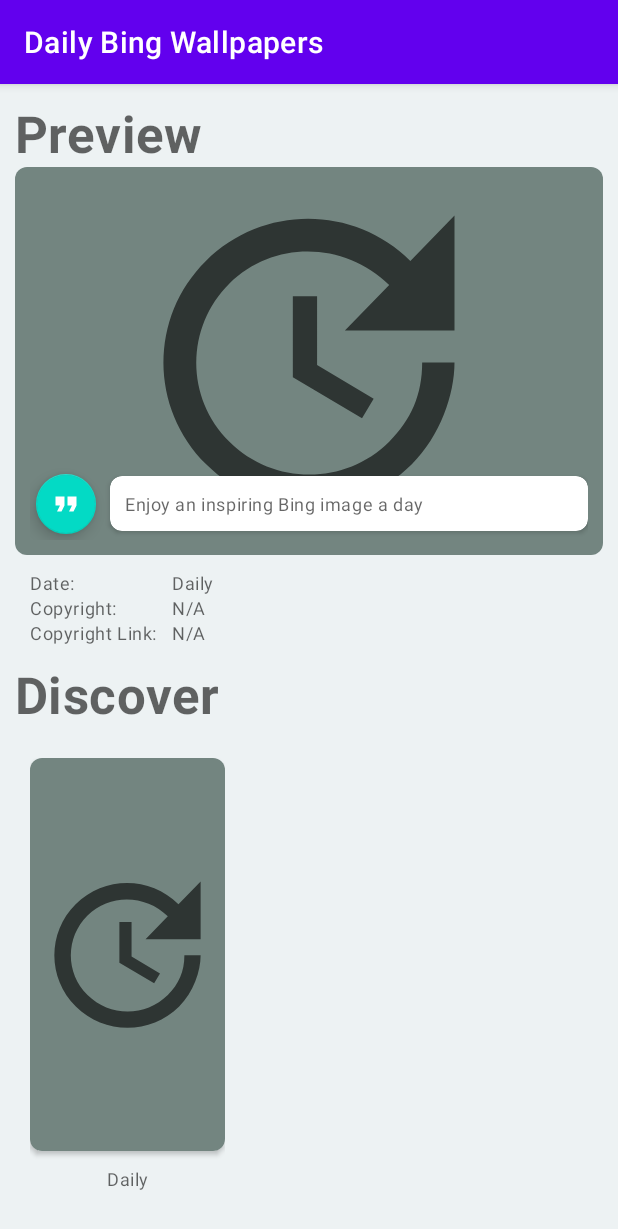
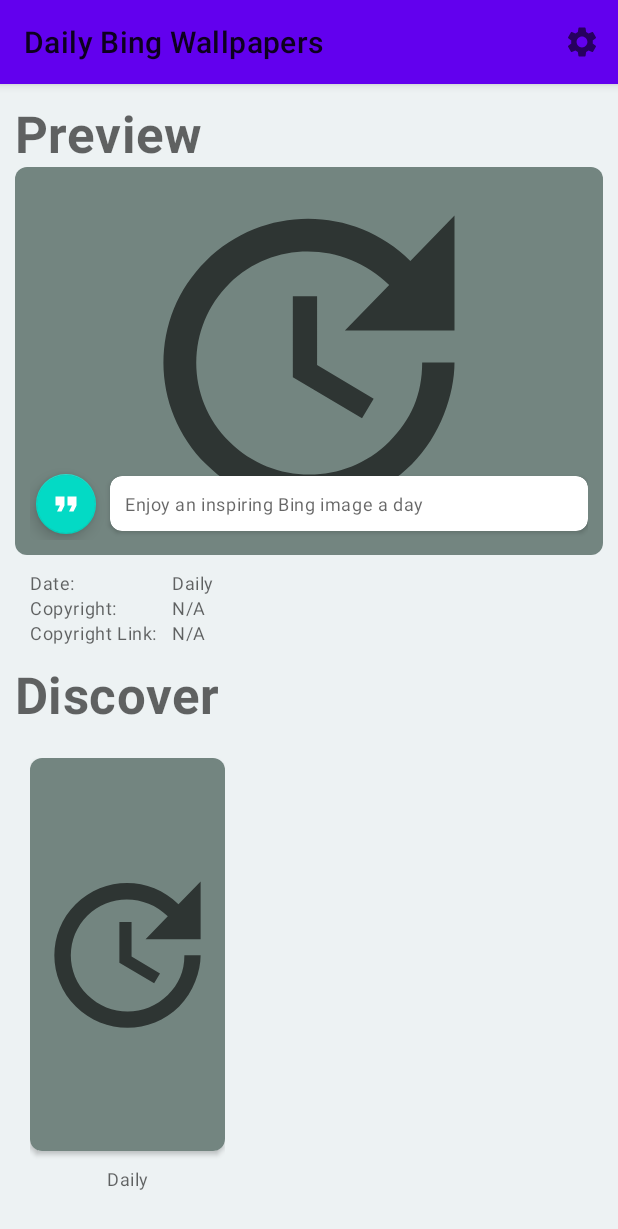
Before and after one commit to vyangit/Daily-Bing-Wallpapers, an Android app: the screen it shows after launch (MainActivity), after a tap on an icon or button, on a phone screen of 412 x 824 dp. Shown: the top 1229 px of the screen. Run offline under Robolectric (Android 15) with nearby library versions, the phone set to English and light mode, and no system bars; our stand-ins replace Room's generated code; pictures from the network do not load.

Commit message:
Added Settings activity placeholder.

```diff
--- a/app/build.gradle
+++ b/app/build.gradle
@@ -41,6 +41,7 @@ dependencies {
     implementation 'com.google.android.material:material:1.2.1'
     implementation 'androidx.constraintlayout:constraintlayout:2.0.2'
     implementation 'androidx.lifecycle:lifecycle-extensions:2.2.0'
+    implementation 'androidx.preference:preference:1.1.1'
 
     // Android room database
     def room_version = "2.2.5"
--- a/app/src/main/java/com/example/dailybingwallpapers/app/activities/MainActivity.kt
+++ b/app/src/main/java/com/example/dailybingwallpapers/app/activities/MainActivity.kt
@@ -8,14 +8,13 @@ import android.content.SharedPreferences
 import android.content.pm.PackageManager
 import android.net.Uri
 import android.os.Bundle
-import android.view.ContextMenu
-import android.view.MenuInflater
-import android.view.View
+import android.view.*
 import android.widget.ImageView
 import android.widget.RelativeLayout
 import androidx.appcompat.app.AlertDialog
 import androidx.appcompat.app.AppCompatActivity
 import androidx.appcompat.widget.PopupMenu
+import androidx.appcompat.widget.Toolbar
 import androidx.core.content.ContextCompat
 import androidx.core.content.edit
 import androidx.lifecycle.ViewModelProvider
@@ -69,6 +68,8 @@ class MainActivity : AppCompatActivity(),
         ).apply {
             action = ACTION_APP_REFRESH_BACKGROUND
         }
+
+        setSupportActionBar(findViewById<Toolbar>(R.id.activity_main_toolbar))
     }
 
     override fun onResume() {
@@ -79,6 +80,21 @@ class MainActivity : AppCompatActivity(),
 
             sendBroadcast(refreshIntent)
         }
+    }
+
+    override fun onCreateOptionsMenu(menu: Menu?): Boolean {
+        menuInflater.inflate(R.menu.menu_app_bar, menu)
+        return true
+    }
+
+    override fun onOptionsItemSelected(item: MenuItem): Boolean {
+        when (item.itemId) {
+            R.id.menu_app_bar_settings -> {
+                startActivity(Intent(this, SettingsActivity::class.java))
+            }
+        }
+
+        return true
     }
 
     override fun onCreateContextMenu(
--- /dev/null
+++ b/app/src/main/res/drawable/ic_baseline_settings_24.xml
@@ -0,0 +1,10 @@
+<vector xmlns:android="http://schemas.android.com/apk/res/android"
+    android:width="24dp"
+    android:height="24dp"
+    android:tint="?attr/colorControlNormal"
+    android:viewportWidth="24"
+    android:viewportHeight="24">
+    <path
+        android:fillColor="@android:color/white"
+        android:pathData="M19.14,12.94c0.04,-0.3 0.06,-0.61 0.06,-0.94c0,-0.32 -0.02,-0.64 -0.07,-0.94l2.03,-1.58c0.18,-0.14 0.23,-0.41 0.12,-0.61l-1.92,-3.32c-0.12,-0.22 -0.37,-0.29 -0.59,-0.22l-2.39,0.96c-0.5,-0.38 -1.03,-0.7 -1.62,-0.94L14.4,2.81c-0.04,-0.24 -0.24,-0.41 -0.48,-0.41h-3.84c-0.24,0 -0.43,0.17 -0.47,0.41L9.25,5.35C8.66,5.59 8.12,5.92 7.63,6.29L5.24,5.33c-0.22,-0.08 -0.47,0 -0.59,0.22L2.74,8.87C2.62,9.08 2.66,9.34 2.86,9.48l2.03,1.58C4.84,11.36 4.8,11.69 4.8,12s0.02,0.64 0.07,0.94l-2.03,1.58c-0.18,0.14 -0.23,0.41 -0.12,0.61l1.92,3.32c0.12,0.22 0.37,0.29 0.59,0.22l2.39,-0.96c0.5,0.38 1.03,0.7 1.62,0.94l0.36,2.54c0.05,0.24 0.24,0.41 0.48,0.41h3.84c0.24,0 0.44,-0.17 0.47,-0.41l0.36,-2.54c0.59,-0.24 1.13,-0.56 1.62,-0.94l2.39,0.96c0.22,0.08 0.47,0 0.59,-0.22l1.92,-3.32c0.12,-0.22 0.07,-0.47 -0.12,-0.61L19.14,12.94zM12,15.6c-1.98,0 -3.6,-1.62 -3.6,-3.6s1.62,-3.6 3.6,-3.6s3.6,1.62 3.6,3.6S13.98,15.6 12,15.6z" />
+</vector>
--- a/app/src/main/res/layout/activity_main.xml
+++ b/app/src/main/res/layout/activity_main.xml
@@ -1,14 +1,31 @@
 <?xml version="1.0" encoding="utf-8"?>
-<LinearLayout
+<androidx.constraintlayout.widget.ConstraintLayout android:id="@+id/activity_main"
     xmlns:android="http://schemas.android.com/apk/res/android"
     xmlns:app="http://schemas.android.com/apk/res-auto"
     xmlns:tools="http://schemas.android.com/tools"
     tools:context=".app.activities.MainActivity"
-    android:id="@+id/activity_main"
     android:layout_width="match_parent"
-    android:layout_height="match_parent"
+    android:layout_height="match_parent">
+
+    <androidx.appcompat.widget.Toolbar
+        android:id="@+id/activity_main_toolbar"
+        android:layout_width="match_parent"
+        android:layout_height="?attr/actionBarSize"
+        android:background="?attr/colorPrimary"
+        android:elevation="4dp"
+        app:layout_constraintLeft_toLeftOf="parent"
+        app:layout_constraintRight_toRightOf="parent"
+        app:layout_constraintTop_toTopOf="parent" />
+
+    <LinearLayout
+        android:layout_width="match_parent"
+        android:layout_height="0dp"
+        android:layout_margin="@dimen/spacing"
         android:orientation="vertical"
-    android:layout_margin="@dimen/spacing">
+        app:layout_constraintBottom_toBottomOf="parent"
+        app:layout_constraintLeft_toLeftOf="parent"
+        app:layout_constraintRight_toRightOf="parent"
+        app:layout_constraintTop_toBottomOf="@id/activity_main_toolbar">
 
         <LinearLayout
             android:layout_width="match_parent"
@@ -28,11 +45,11 @@
                 android:id="@+id/activity_main_preview_wallpaper_image_storage_denied"
                 android:layout_width="wrap_content"
                 android:layout_height="0dp"
+                android:layout_gravity="center"
+                android:layout_marginHorizontal="@dimen/spacing"
                 android:layout_weight="1"
-            android:layout_marginHorizontal="@dimen/spacing"
-            android:text="@string/activity_main_preview_wallpaper_image_storage_denied_text"
                 android:gravity="center"
-            android:layout_gravity="center"/>
+                android:text="@string/activity_main_preview_wallpaper_image_storage_denied_text" />
 
             <RelativeLayout
                 android:id="@+id/activity_main_preview_wallpaper_wrapper"
@@ -40,12 +57,13 @@
                 android:layout_height="0dp"
                 android:layout_weight="1"
                 android:visibility="gone">
+
                 <androidx.cardview.widget.CardView
                     android:id="@+id/activity_main_preview_wallpaper"
                     android:layout_width="match_parent"
                     android:layout_height="wrap_content"
+                    android:layout_above="@id/activity_main_details_labels"
                     android:layout_alignParentTop="true"
-                android:layout_above="@id/activity_main_details_labels"
                     app:cardCornerRadius="@dimen/corner_radius"
                     app:cardElevation="0dp">
 
@@ -54,19 +72,19 @@
                         android:layout_width="match_parent"
                         android:layout_height="match_parent"
                         android:adjustViewBounds="true"
+                        android:background="@color/activity_main_preview_background"
                         android:scaleType="centerCrop"
-                    android:background="@color/activity_main_preview_background"
-                    android:src="@drawable/test_wallpaper"/>
+                        android:src="@drawable/test_wallpaper" />
                 </androidx.cardview.widget.CardView>
 
                 <LinearLayout
                     android:layout_width="match_parent"
                     android:layout_height="wrap_content"
-                android:gravity="center_vertical"
-                android:layout_margin="@dimen/spacing"
                     android:layout_alignStart="@+id/activity_main_preview_wallpaper"
                     android:layout_alignEnd="@+id/activity_main_preview_wallpaper"
-                android:layout_alignBottom="@id/activity_main_preview_wallpaper">
+                    android:layout_alignBottom="@id/activity_main_preview_wallpaper"
+                    android:layout_margin="@dimen/spacing"
+                    android:gravity="center_vertical">
 
                     <com.google.android.material.floatingactionbutton.FloatingActionButton
                         android:id="@+id/activity_main_insight_toggle_button"
@@ -79,17 +97,18 @@
                     <androidx.cardview.widget.CardView
                         android:layout_width="0dp"
                         android:layout_height="wrap_content"
+                        android:layout_marginStart="5dp"
                         android:layout_weight="1"
-                    android:layout_marginStart="5dp"
                         app:cardCornerRadius="@dimen/corner_radius">
+
                         <com.google.android.material.textview.MaterialTextView
                             android:id="@+id/activity_main_preview_headline"
                             style="@style/TextAppearance.MaterialComponents.Caption"
                             android:layout_width="match_parent"
                             android:layout_height="match_parent"
                             android:gravity="center_vertical"
+                            android:overScrollMode="ifContentScrolls"
                             android:padding="@dimen/spacing"
-                        android:overScrollMode="ifContentScrolls"
                             android:text="This is a cool place" />
                     </androidx.cardview.widget.CardView>
                 </LinearLayout>
@@ -98,9 +117,9 @@
                     android:id="@+id/activity_main_details_labels"
                     android:layout_width="wrap_content"
                     android:layout_height="wrap_content"
+                    android:layout_alignParentBottom="true"
                     android:layout_margin="@dimen/spacing"
-                android:orientation="vertical"
-                android:layout_alignParentBottom="true">
+                    android:orientation="vertical">
 
                     <com.google.android.material.textview.MaterialTextView
                         style="@style/TextAppearance.MaterialComponents.Caption"
@@ -124,10 +143,10 @@
                 <LinearLayout
                     android:layout_width="match_parent"
                     android:layout_height="wrap_content"
-                android:orientation="vertical"
+                    android:layout_alignTop="@id/activity_main_details_labels"
                     android:layout_marginEnd="@dimen/spacing"
                     android:layout_toEndOf="@id/activity_main_details_labels"
-                android:layout_alignTop="@id/activity_main_details_labels">
+                    android:orientation="vertical">
 
                     <com.google.android.material.textview.MaterialTextView
                         android:id="@+id/activity_main_details_date"
@@ -180,16 +199,17 @@
                 android:layout_height="0dp"
                 android:layout_weight="1"
                 android:overScrollMode="always"
-            android:visibility="gone"/>
+                android:visibility="gone" />
 
             <com.google.android.material.textview.MaterialTextView
                 android:id="@+id/activity_main_wallpapers_gallery_storage_denied"
                 android:layout_width="wrap_content"
                 android:layout_height="0dp"
+                android:layout_gravity="center"
+                android:layout_marginHorizontal="@dimen/spacing"
                 android:layout_weight="1"
-            android:layout_marginHorizontal="@dimen/spacing"
-            android:text="@string/activity_main_preview_wallpapers_gallery_storage_denied_text"
                 android:gravity="center"
-            android:layout_gravity="center"/>
+                android:text="@string/activity_main_preview_wallpapers_gallery_storage_denied_text" />
         </LinearLayout>
     </LinearLayout>
+</androidx.constraintlayout.widget.ConstraintLayout>
--- /dev/null
+++ b/app/src/main/res/menu/menu_app_bar.xml
@@ -0,0 +1,9 @@
+<?xml version="1.0" encoding="utf-8"?>
+<menu xmlns:android="http://schemas.android.com/apk/res/android"
+    xmlns:app="http://schemas.android.com/apk/res-auto">
+    <item
+        android:id="@+id/menu_app_bar_settings"
+        android:icon="@drawable/ic_baseline_settings_24"
+        android:title="@string/menu_app_bar_settings"
+        app:showAsAction="always" />
+</menu>
--- a/app/src/main/res/values-night/themes.xml
+++ b/app/src/main/res/values-night/themes.xml
@@ -1,6 +1,6 @@
 <resources xmlns:tools="http://schemas.android.com/tools">
     <!-- Base application theme. -->
-    <style name="Theme.DailyBingWallpapers" parent="Theme.MaterialComponents.DayNight.DarkActionBar">
+    <style name="Theme.DailyBingWallpapers" parent="Theme.MaterialComponents.DayNight.NoActionBar">
         <!-- Primary brand color. -->
         <item name="colorPrimary">@color/purple_200</item>
         <item name="colorPrimaryVariant">@color/purple_700</item>
--- a/app/src/main/res/values/themes.xml
+++ b/app/src/main/res/values/themes.xml
@@ -1,6 +1,6 @@
 <resources xmlns:tools="http://schemas.android.com/tools">
     <!-- Base application theme. -->
-    <style name="Theme.DailyBingWallpapers" parent="Theme.MaterialComponents.DayNight.DarkActionBar">
+    <style name="Theme.DailyBingWallpapers" parent="Theme.MaterialComponents.DayNight.NoActionBar">
         <!-- Primary brand color. -->
         <item name="colorPrimary">@color/purple_500</item>
         <item name="colorPrimaryVariant">@color/purple_700</item>
```
Also changed, not shown: app/src/main/AndroidManifest.xml (+6 -6 lines), app/src/main/java/com/example/dailybingwallpapers/app/activities/SettingsActivity.kt (added, +35 -0 lines), app/src/main/res/layout/activity_settings.xml (added, +19 -0 lines), app/src/main/res/values/arrays.xml (added, +12 -0 lines), app/src/main/res/values/strings.xml (+20 -0 lines), app/src/main/res/xml/root_preferences.xml (added, +34 -0 lines). Lines whose indentation alone changed are shown as unchanged.
